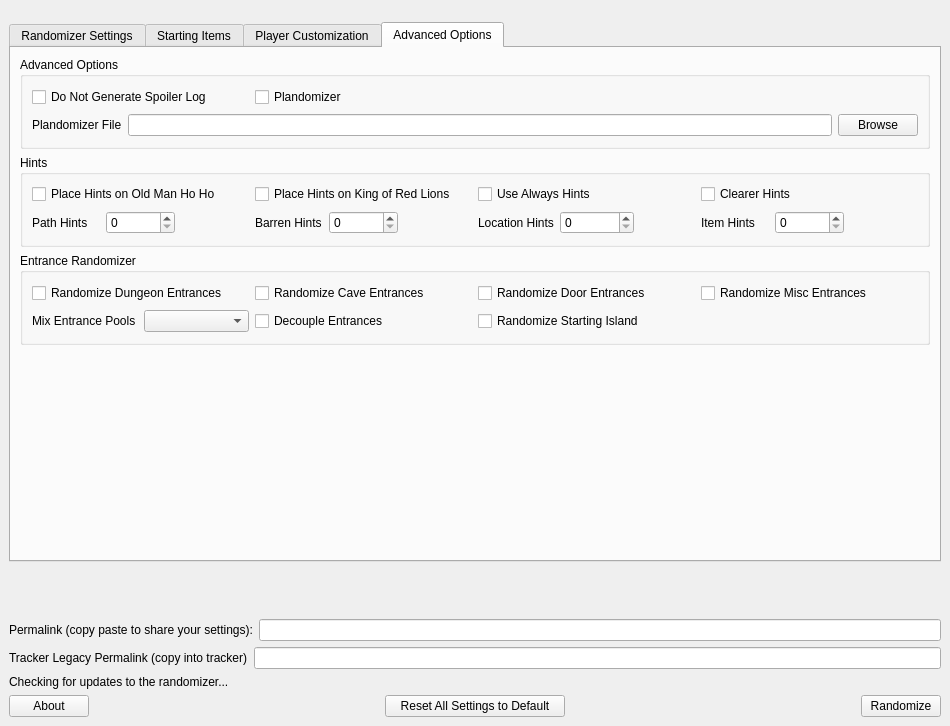
This is gui/mainwindow.ui in SuperDude88/TWWHD-Randomizer as Qt 5 draws it before an edit. The edited form follows.
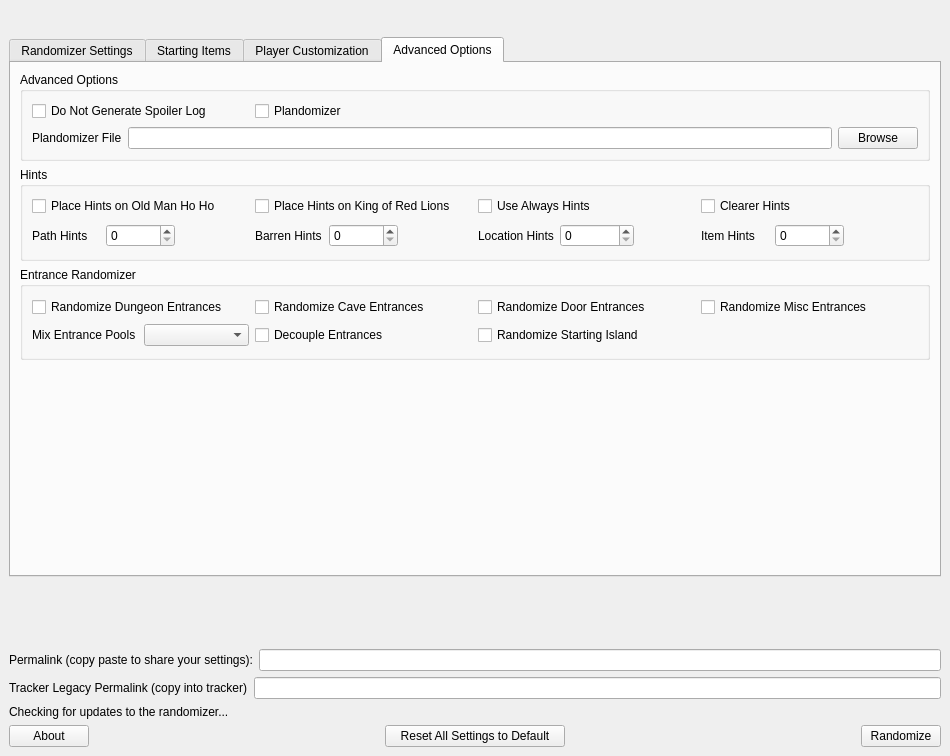
This is the edited form. The open tabs and pages were chosen to show the change.

Commit message: Properly update plandomizer widget visibility

```diff
--- a/gui/mainwindow.ui
+++ b/gui/mainwindow.ui
@@ -7,7 +7,7 @@
     <x>0</x>
     <y>0</y>
     <width>950</width>
-    <height>726</height>
+    <height>756</height>
    </rect>
   </property>
   <property name="autoFillBackground">
@@ -28,7 +28,7 @@
         <rect>
          <x>0</x>
          <y>0</y>
-         <width>918</width>
+         <width>932</width>
          <height>582</height>
         </rect>
        </property>
@@ -1005,6 +1005,12 @@
            </layout>
           </widget>
           <widget class="QWidget" name="tab_4">
+           <property name="sizePolicy">
+            <sizepolicy hsizetype="Preferred" vsizetype="Fixed">
+             <horstretch>0</horstretch>
+             <verstretch>0</verstretch>
+            </sizepolicy>
+           </property>
            <attribute name="title">
             <string>Advanced Options</string>
            </attribute>
@@ -1012,7 +1018,7 @@
             <item>
              <widget class="QGroupBox" name="groupBox_4">
               <property name="sizePolicy">
-               <sizepolicy hsizetype="Preferred" vsizetype="Preferred">
+               <sizepolicy hsizetype="Preferred" vsizetype="Maximum">
                 <horstretch>0</horstretch>
                 <verstretch>0</verstretch>
                </sizepolicy>
```
Left out of the diff: 4 changed lines with no effect on the pictures. The commit also changes 2 other files.
